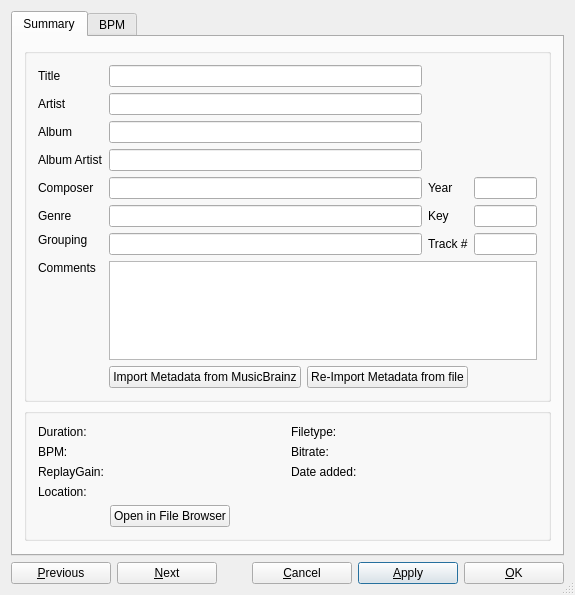
mixxxdj/mixxx, file src/library/dlgtrackinfo.ui: the form before one commit.
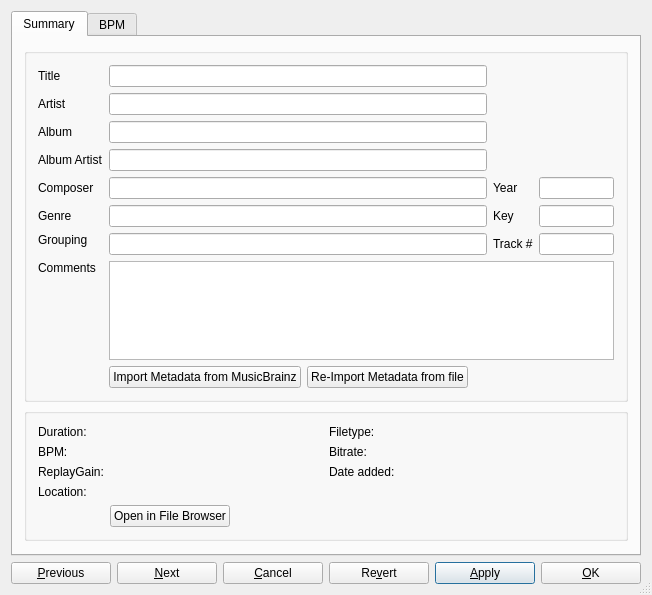
The form after the commit.

Commit message: Add revert button to TrackInfo dialog

```diff
--- a/src/library/dlgtrackinfo.ui
+++ b/src/library/dlgtrackinfo.ui
@@ -931,6 +931,19 @@
        </property>
       </widget>
      </item>
+     <item>
+      <widget class="QPushButton" name="btnRevert">
+       <property name="minimumSize">
+        <size>
+         <width>100</width>
+         <height>0</height>
+        </size>
+       </property>
+       <property name="text">
+        <string>Re&amp;vert</string>
+       </property>
+      </widget>
+     </item>
      <item>
       <widget class="QPushButton" name="btnApply">
        <property name="minimumSize">
```
The commit also changes 1 other file.
